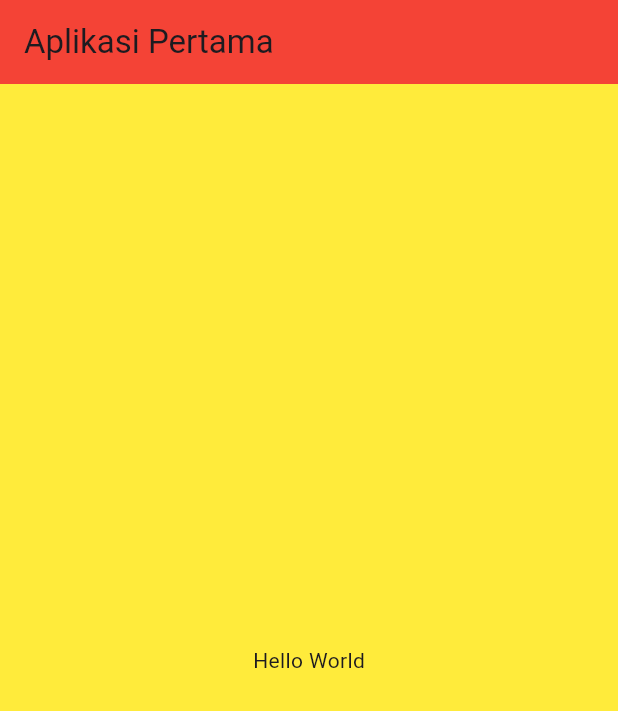
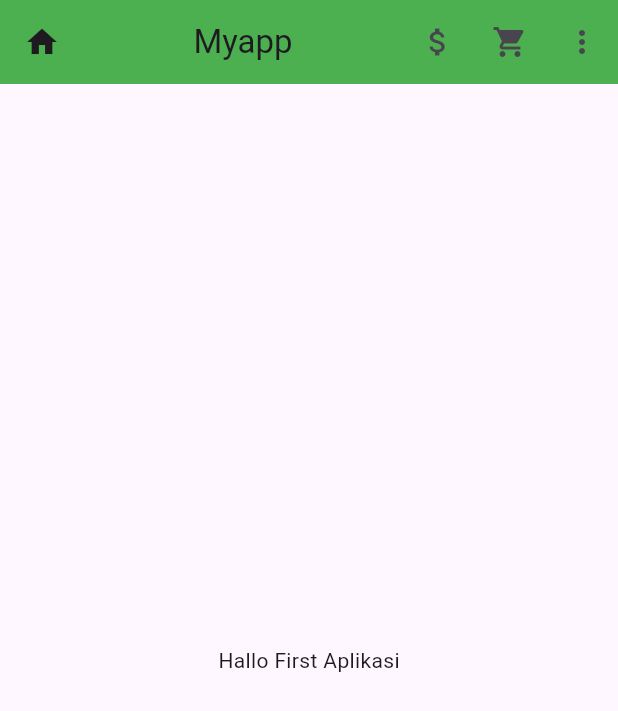
Before and after one commit to Hazzanawarafik/belajar_flutter, a Flutter app: the screen it shows after launch, on a phone screen of 412 x 824 dp. Shown: the top 711 px of the screen. Run offline on Flutter 3.47's test engine with Material 3 defaults, Android fonts, the phone set to English and light mode, and no system bars.

Commit message:
Tutorial Flutter - App bar

```diff
--- a/lib/main.dart
+++ b/lib/main.dart
@@ -13,16 +13,26 @@ class _MyAppState extends State<MyApp> {
   @override
   Widget build(BuildContext context) {
     return MaterialApp(
-      title: 'Padang Tekno',
-      debugShowCheckedModeBanner: false,
       home: Scaffold(
-        backgroundColor: Colors.yellow,
         appBar: AppBar(
-          title: Text('Aplikasi Pertama'),
-          backgroundColor: Colors.red,
+          backgroundColor: Colors.green,
+          // elevation: 0.0,
+          leading: Icon(Icons.home),
+          title: Center(child: Text('Myapp')),
+          actions: <Widget>[
+            IconButton(onPressed: () {}, icon: Icon(Icons.attach_money)),
+            IconButton(onPressed: () {}, icon: Icon(Icons.shopping_cart)),
+            PopupMenuButton(itemBuilder: (BuildContext context) {
+              return [
+                PopupMenuItem(child: Text('Menu 1')),
+                PopupMenuItem(child: Text('Menu 1')),
+                PopupMenuItem(child: Text('Menu 1')),
+              ];
+            })
+          ],
         ),
         body: Center(
-          child: Text('Hello World'),
+          child: Text('Hallo First Aplikasi'),
         ),
       ),
     );
```
Also changed, not shown: 9 other files.
